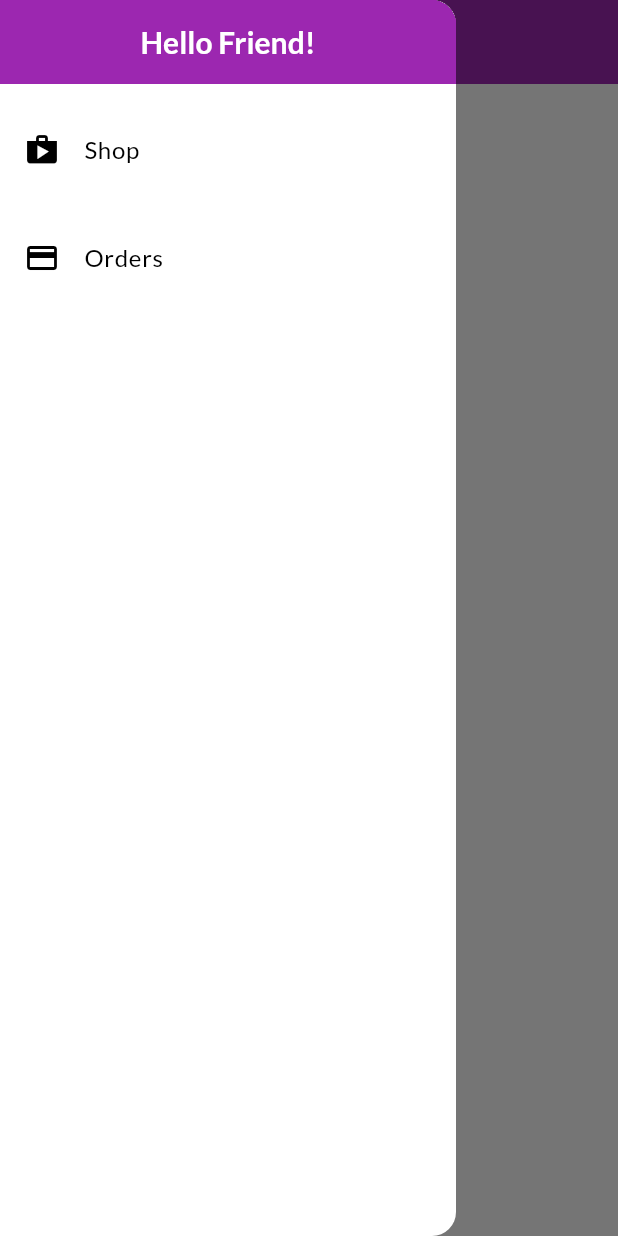
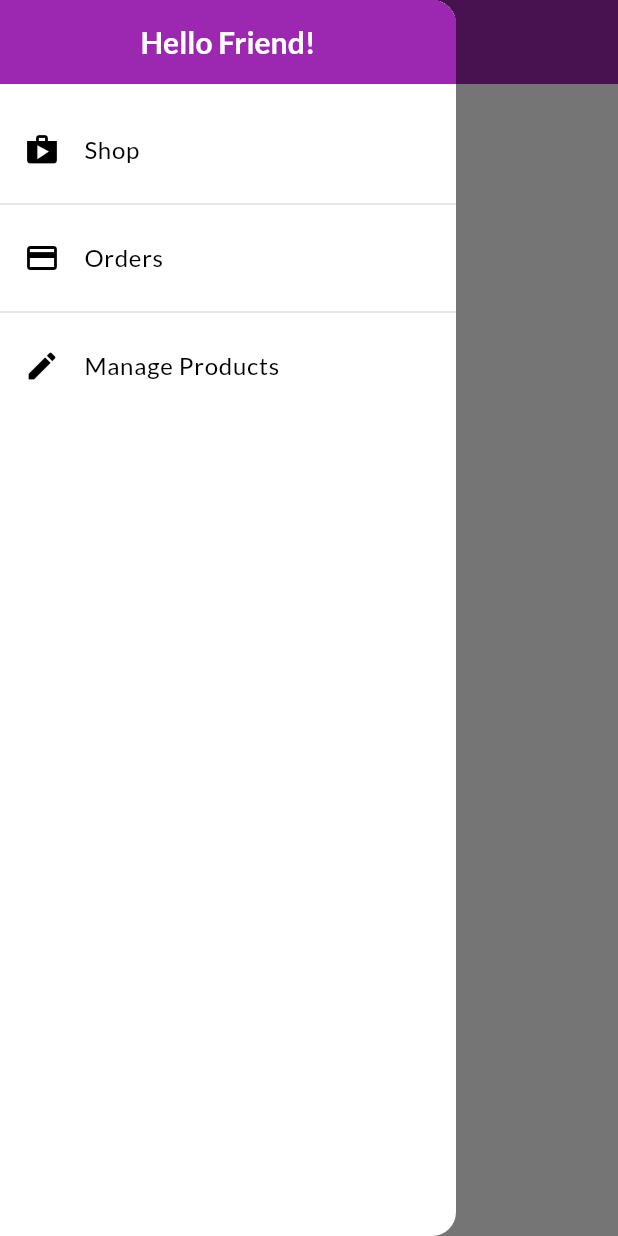
Before and after one commit to dilersik/shop_flutter, a Flutter app: the OrdersPage screen opened by its route, with the side drawer open, on a phone screen of 412 x 824 dp. Run offline on Flutter 3.47's test engine with Material 3 defaults, Android fonts, the phone set to English and light mode, and no system bars; network calls fail.

Commit message:
253. Componente Gerenciamento de Produto #02

```diff
--- a/lib/main.dart
+++ b/lib/main.dart
@@ -6,6 +6,7 @@ import 'package:shop_flutter/pages/app_pages.dart';
 import 'package:shop_flutter/pages/cart_page.dart';
 import 'package:shop_flutter/pages/orders_page.dart';
 import 'package:shop_flutter/pages/product_detail_page.dart';
+import 'package:shop_flutter/pages/product_manager_page.dart';
 import 'package:shop_flutter/pages/products_overview_page.dart';
 
 import 'models/product_list.dart';
@@ -30,7 +31,7 @@ class MyApp extends StatelessWidget {
         title: 'Flutter Demo',
         theme: ThemeData(
           primarySwatch: Colors.deepPurple,
-          colorScheme: ColorScheme.fromSwatch(primarySwatch: Colors.deepPurple).copyWith(secondary: Colors.deepOrange),
+          colorScheme: ColorScheme.fromSwatch(primarySwatch: Colors.deepPurple).copyWith(secondary: Colors.deepOrange, outline: Colors.grey.shade300),
           fontFamily: 'Lato',
           appBarTheme: const AppBarTheme(
             titleTextStyle: TextStyle(
@@ -48,6 +49,7 @@ class MyApp extends StatelessWidget {
         routes: {
           AppPages.home: (ctx) => ProductsOverviewPage(),
           AppPages.productDetail: (ctx) => ProductDetailPage(),
+          AppPages.productManager: (ctx) => ProductManagerPage(),
           AppPages.cart: (ctx) => CartPage(),
           AppPages.orders: (ctx) => OrdersPage(),
         },
--- a/lib/models/product_list.dart
+++ b/lib/models/product_list.dart
@@ -12,6 +12,8 @@ class ProductList with ChangeNotifier {
     _products.add(product);
     notifyListeners();
   }
+
+  int get productCount => _products.length;
 }
 
 // List<Product> get products {
--- a/lib/pages/app_pages.dart
+++ b/lib/pages/app_pages.dart
@@ -1,6 +1,7 @@
 class AppPages {
   static const home = '/';
   static const productDetail = '/product-detail';
+  static const productManager = '/product-manager';
   static const cart = '/cart';
   static const orders = '/orders';
 }
--- a/lib/pages/product_detail_page.dart
+++ b/lib/pages/product_detail_page.dart
@@ -20,7 +20,7 @@ class ProductDetailPage extends StatelessWidget {
               SizedBox(height: 20),
               Text(product.name, style: TextStyle(fontSize: 24, fontWeight: FontWeight.bold)),
               SizedBox(height: 10),
-              Text('\$${product.price}', style: TextStyle(fontSize: 20, color: Colors.green)),
+              Text('\$${product.price.toStringAsFixed(2)}', style: TextStyle(fontSize: 20, color: Colors.green)),
               SizedBox(height: 10),
               Text(product.description, textAlign: TextAlign.center, style: TextStyle(fontSize: 16)),
             ],
--- a/lib/widgets/app_drawer.dart
+++ b/lib/widgets/app_drawer.dart
@@ -13,7 +13,7 @@ class AppDrawer extends StatelessWidget {
             title: const Text('Hello Friend!'),
             automaticallyImplyLeading: false,
           ),
-          const Divider(),
+          Divider(),
           ListTile(
             leading: const Icon(Icons.shop),
             title: const Text('Shop'),
@@ -22,7 +22,7 @@ class AppDrawer extends StatelessWidget {
               Navigator.of(context).pushNamed(AppPages.home);
             },
           ),
-          const Divider(),
+          Divider(color: Theme.of(context).colorScheme.outline),
           ListTile(
             leading: const Icon(Icons.payment),
             title: const Text('Orders'),
@@ -31,6 +31,15 @@ class AppDrawer extends StatelessWidget {
               Navigator.of(context).pushNamed(AppPages.orders);
             },
           ),
+          Divider(color: Theme.of(context).colorScheme.outline),
+          ListTile(
+            leading: const Icon(Icons.edit),
+            title: const Text('Manage Products'),
+            onTap: () {
+              Navigator.of(context).pop();
+              Navigator.of(context).pushNamed(AppPages.productManager);
+            },
+          ),
         ],
       ),
     );
```
Also changed, not shown: lib/pages/product_manager_page.dart (added, +32 -0 lines), lib/widgets/product_manager_item_widget.dart (added, +27 -0 lines).
